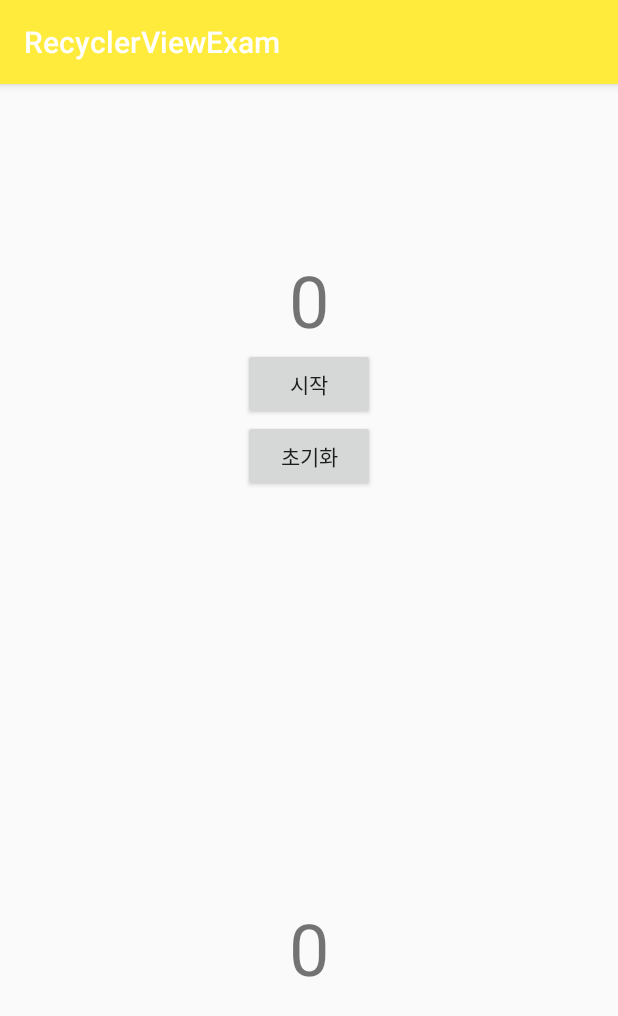
After one commit to junsuk5/android_semin_1ki_exam, an Android app: the CountDownActivity screen opened directly, with no data from a screen before it, on a phone screen of 412 x 824 dp. The commit adds this screen. Shown: the top 1016 px of the screen. Run offline under Robolectric (Android 15) with nearby library versions, the phone set to English and light mode, and no system bars.

Commit message:
카운트다운 예제

```diff
--- a/app/src/main/AndroidManifest.xml
+++ b/app/src/main/AndroidManifest.xml
@@ -9,7 +9,8 @@
         android:roundIcon="@mipmap/ic_launcher_round"
         android:supportsRtl="true"
         android:theme="@style/AppTheme">
-        <activity android:name=".resexam.TransitionTargetActivity"></activity>
+        <activity android:name=".countdown.CountDownActivity"></activity>
+        <activity android:name=".resexam.TransitionTargetActivity" />
         <activity android:name=".resexam.ResExamActivity" />
         <activity android:name=".thread.ThreadActivity" />
         <activity android:name=".eventbus.EventBusExamActivity" />
--- a/app/src/main/java/com/example/recyclerviewexam/MainActivity.java
+++ b/app/src/main/java/com/example/recyclerviewexam/MainActivity.java
@@ -8,6 +8,7 @@ import android.support.v7.widget.RecyclerView;
 import android.view.Menu;
 import android.view.MenuItem;
 
+import com.example.recyclerviewexam.countdown.CountDownActivity;
 import com.example.recyclerviewexam.eventbus.EventBusExamActivity;
 import com.example.recyclerviewexam.exam283.Exam283Activity;
 import com.example.recyclerviewexam.resexam.ResExamActivity;
@@ -34,6 +35,7 @@ public class MainActivity extends AppCompatActivity implements ExamRecyclerAdapt
         dataList.add(EventBusExamActivity.class);
         dataList.add(ThreadActivity.class);
         dataList.add(ResExamActivity.class);
+        dataList.add(CountDownActivity.class);
 
         // Adapter
         mAdapter = new ExamRecyclerAdapter();
--- /dev/null
+++ b/app/src/main/java/com/example/recyclerviewexam/countdown/CountDownActivity.java
@@ -0,0 +1,70 @@
+package com.example.recyclerviewexam.countdown;
+
+import android.os.AsyncTask;
+import android.os.Bundle;
+import android.support.v7.app.AppCompatActivity;
+import android.widget.TextView;
+
+import com.example.recyclerviewexam.R;
+
+public class CountDownActivity extends AppCompatActivity
+        implements CountDownFragment.OnCountDownFragmentListener {
+
+    private TextView mCountTextView;
+    private CountDownFragment mCountDownFragment;
+    private CountDownTask mCountDownTask;
+
+    @Override
+    protected void onCreate(Bundle savedInstanceState) {
+        super.onCreate(savedInstanceState);
+        setContentView(R.layout.activity_count_down);
+
+        mCountTextView = findViewById(R.id.count_text_view);
+
+        mCountDownFragment = new CountDownFragment();
+
+        if (savedInstanceState == null) {
+            getSupportFragmentManager().beginTransaction()
+                    .add(R.id.frag_countdown, mCountDownFragment)
+                    .commit();
+        }
+    }
+
+    @Override
+    public void onStartButtonClicked() {
+        mCountDownTask = new CountDownTask();
+        mCountDownTask.execute();
+    }
+
+    @Override
+    public void onInitButtonClicked() {
+        mCountDownTask.cancel(true);
+        mCountDownTask = null;
+        mCountTextView.setText("0");
+        mCountDownFragment.setCount(0);
+    }
+
+    class CountDownTask extends AsyncTask<Void, Integer, Void> {
+
+        @Override
+        protected Void doInBackground(Void... voids) {
+            for (int i = 1; i <= 10; i++) {
+                try {
+                    Thread.sleep(1000);
+                    publishProgress(i);
+                } catch (InterruptedException e) {
+                    e.printStackTrace();
+                }
+            }
+            return null;
+        }
+
+        @Override
+        protected void onProgressUpdate(Integer... values) {
+            super.onProgressUpdate(values);
+
+            mCountDownFragment.setCount(values[0]);
+            mCountTextView.setText(values[0] + "");
+        }
+    }
+}
--- /dev/null
+++ b/app/src/main/java/com/example/recyclerviewexam/countdown/CountDownFragment.java
@@ -0,0 +1,84 @@
+package com.example.recyclerviewexam.countdown;
+
+import android.content.Context;
+import android.os.Bundle;
+import android.support.annotation.NonNull;
+import android.support.annotation.Nullable;
+import android.support.v4.app.Fragment;
+import android.view.LayoutInflater;
+import android.view.View;
+import android.view.ViewGroup;
+import android.widget.TextView;
+
+import com.example.recyclerviewexam.R;
+
+/**
+ * A simple {@link Fragment} subclass.
+ * Activities that contain this fragment must implement the
+ * {@link OnCountDownFragmentListener} interface
+ * to handle interaction events.
+ */
+public class CountDownFragment extends Fragment {
+
+    private OnCountDownFragmentListener mListener;
+    private TextView mCountTextView;
+
+    public CountDownFragment() {
+        // Required empty public constructor
+    }
+
+    public void setCount(int count) {
+        mCountTextView.setText(count + "");
+    }
+
+    @Override
+    public View onCreateView(LayoutInflater inflater, ViewGroup container,
+                             Bundle savedInstanceState) {
+        // Inflate the layout for this fragment
+        return inflater.inflate(R.layout.fragment_count_down, container, false);
+    }
+
+    @Override
+    public void onViewCreated(@NonNull View view, @Nullable Bundle savedInstanceState) {
+        super.onViewCreated(view, savedInstanceState);
+
+        mCountTextView = view.findViewById(R.id.count_text_view);
+
+        view.findViewById(R.id.start_button)
+                .setOnClickListener(v -> mListener.onStartButtonClicked());
+        view.findViewById(R.id.init_button)
+                .setOnClickListener(v -> mListener.onInitButtonClicked());
+    }
+
+    @Override
+    public void onAttach(Context context) {
+        super.onAttach(context);
+        if (context instanceof OnCountDownFragmentListener) {
+            mListener = (OnCountDownFragmentListener) context;
+        } else {
+            throw new RuntimeException(context.toString()
+                    + " must implement OnFragmentInteractionListener");
+        }
+    }
+
+    @Override
+    public void onDetach() {
+        super.onDetach();
+        mListener = null;
+    }
+
+    /**
+     * This interface must be implemented by activities that contain this
+     * fragment to allow an interaction in this fragment to be communicated
+     * to the activity and potentially other fragments contained in that
+     * activity.
+     * <p>
+     * See the Android Training lesson <a href=
+     * "http://developer.android.com/training/basics/fragments/communicating.html"
+     * >Communicating with Other Fragments</a> for more information.
+     */
+    public interface OnCountDownFragmentListener {
+        void onStartButtonClicked();
+        void onInitButtonClicked();
+    }
+}
--- /dev/null
+++ b/app/src/main/res/layout/activity_count_down.xml
@@ -0,0 +1,24 @@
+<?xml version="1.0" encoding="utf-8"?>
+<LinearLayout xmlns:android="http://schemas.android.com/apk/res/android"
+    xmlns:tools="http://schemas.android.com/tools"
+    android:layout_width="match_parent"
+    android:layout_height="match_parent"
+    android:orientation="vertical"
+    tools:context=".countdown.CountDownActivity">
+
+    <FrameLayout
+        android:id="@+id/frag_countdown"
+        android:layout_width="match_parent"
+        android:layout_height="0dp"
+        android:layout_weight="1" />
+
+    <TextView
+        android:id="@+id/count_text_view"
+        android:layout_width="match_parent"
+        android:layout_height="0dp"
+        android:layout_weight="1"
+        android:gravity="center"
+        android:text="0"
+        android:textSize="48sp" />
+
+</LinearLayout>
--- /dev/null
+++ b/app/src/main/res/layout/fragment_count_down.xml
@@ -0,0 +1,30 @@
+<?xml version="1.0" encoding="utf-8"?>
+<LinearLayout xmlns:android="http://schemas.android.com/apk/res/android"
+    xmlns:tools="http://schemas.android.com/tools"
+    android:layout_width="match_parent"
+    android:layout_height="match_parent"
+    android:gravity="center"
+    android:orientation="vertical"
+    tools:context=".countdown.CountDownFragment">
+
+    <!-- TODO: Update blank fragment layout -->
+    <TextView
+        android:id="@+id/count_text_view"
+        android:layout_width="wrap_content"
+        android:layout_height="wrap_content"
+        android:text="0"
+        android:textSize="48sp" />
+
+    <Button
+        android:id="@+id/start_button"
+        android:layout_width="wrap_content"
+        android:layout_height="wrap_content"
+        android:text="시작" />
+
+    <Button
+        android:id="@+id/init_button"
+        android:layout_width="wrap_content"
+        android:layout_height="wrap_content"
+        android:text="초기화" />
+
+</LinearLayout>
```
